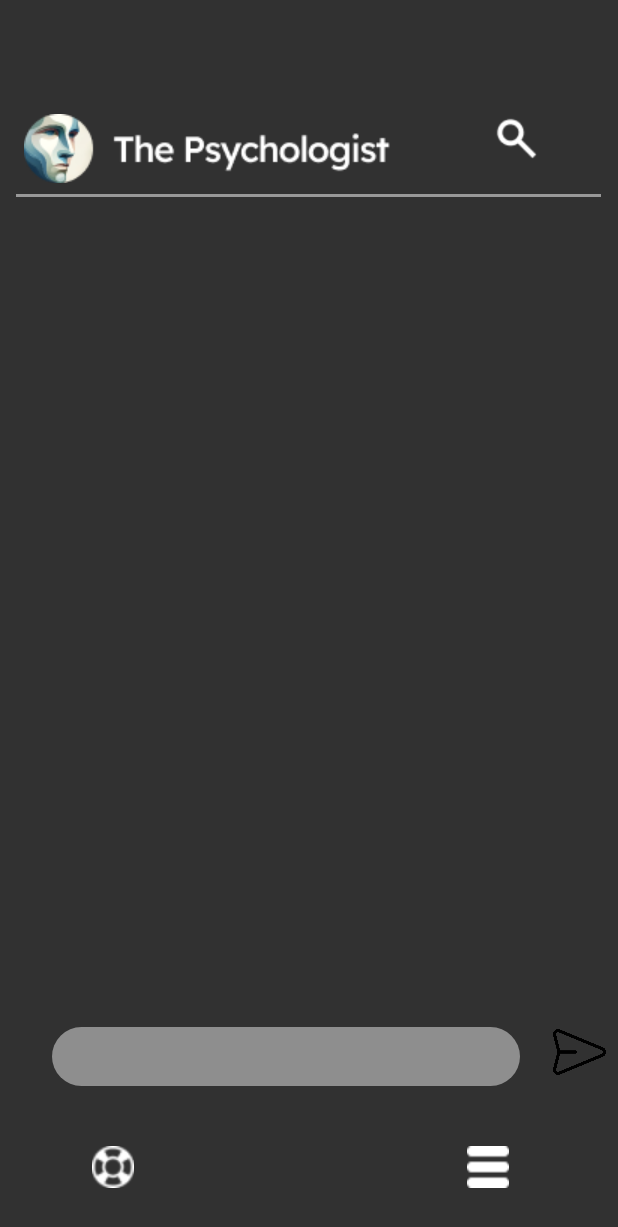
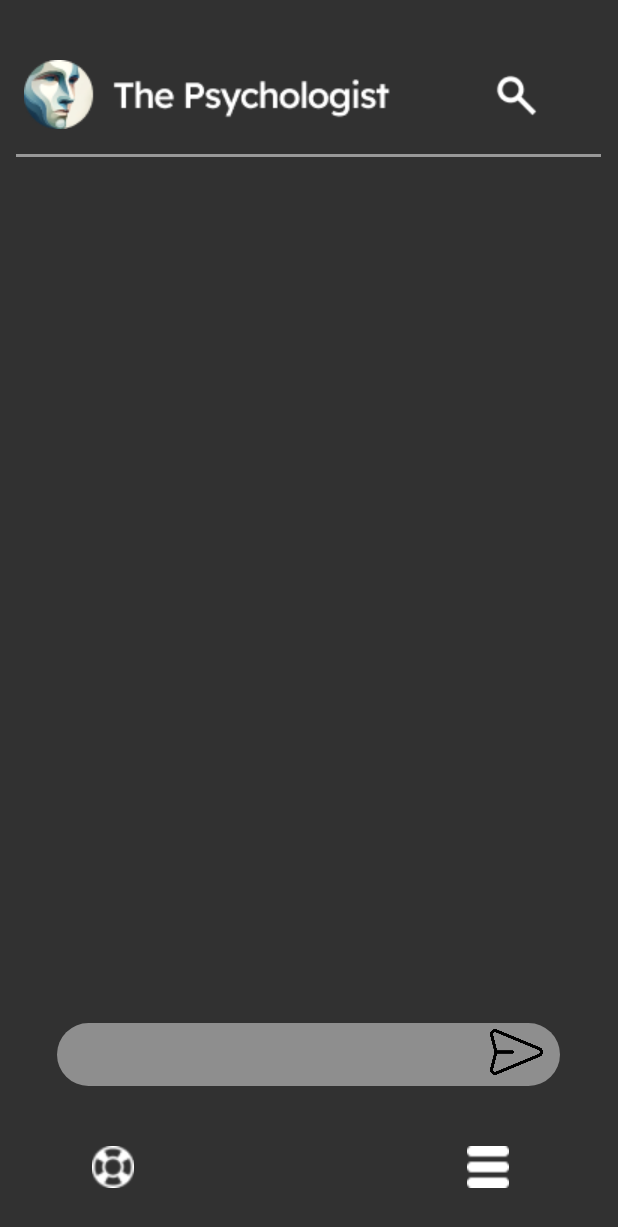
Before and after one commit to FatihUtkuKara/ThePsychologist, an Android app: the MainActivity screen opened directly, with no data from a screen before it, on a phone screen of 412 x 824 dp. Shown: the top 1227 px of the screen. Run offline under Robolectric (Android 15) with nearby library versions, the phone set to English and light mode, and no system bars.

```diff
--- a/app/src/main/java/com/example/thepsychologist/ChatAdapter.kt
+++ b/app/src/main/java/com/example/thepsychologist/ChatAdapter.kt
@@ -5,7 +5,7 @@ import android.view.ViewGroup
 import android.widget.TextView
 import androidx.recyclerview.widget.RecyclerView
 
-class ChatAdapter(private val messages: List<MessageX>) : RecyclerView.Adapter<ChatAdapter.MessageViewHolder>() {
+class ChatAdapter(private val messages: List<MessageContent>) : RecyclerView.Adapter<ChatAdapter.MessageViewHolder>() {
 
     inner class MessageViewHolder(itemView: View) : RecyclerView.ViewHolder(itemView) {
         val messageText: TextView = itemView.findViewById(R.id.messageText)
--- a/app/src/main/java/com/example/thepsychologist/MessageX.kt
+++ b/app/src/main/java/com/example/thepsychologist/MessageX.kt
@@ -1,4 +1,4 @@
 package com.example.thepsychologist
 
-class MessageX(val content: String, val isSentByUser: Boolean) {
+class MessageContent(val content: String, val isSentByUser: Boolean) {
 }
--- a/app/src/main/res/layout/activity_main.xml
+++ b/app/src/main/res/layout/activity_main.xml
@@ -20,8 +20,8 @@
     <androidx.recyclerview.widget.RecyclerView
         android:id="@+id/recyclerView"
         android:layout_width="match_parent"
-        android:layout_height="420dp"
-        android:layout_marginTop="7dp"
+        android:layout_height="470dp"
+        android:layout_marginTop="12dp"
         android:padding="8dp"
         app:layout_constraintEnd_toEndOf="parent"
         app:layout_constraintHorizontal_bias="0.0"
@@ -30,9 +30,8 @@
 
     <EditText
         android:id="@+id/question"
-        android:layout_width="312dp"
-        android:layout_height="39dp"
-        android:layout_marginEnd="30dp"
+        android:layout_width="335dp"
+        android:layout_height="42dp"
         android:layout_marginBottom="100dp"
         android:background="@drawable/rounded_corners"
         android:ems="10"
@@ -57,7 +56,7 @@
         android:id="@+id/searchButton"
         android:layout_width="30dp"
         android:layout_height="30dp"
-        android:layout_marginTop="76dp"
+        android:layout_marginTop="47dp"
         android:layout_marginEnd="54dp"
         android:background="@drawable/search"
         app:layout_constraintEnd_toEndOf="parent"
@@ -67,7 +66,7 @@
         android:id="@+id/imageView3"
         android:layout_width="wrap_content"
         android:layout_height="wrap_content"
-        android:layout_marginTop="23dp"
+        android:layout_marginTop="25dp"
         app:layout_constraintEnd_toEndOf="parent"
         app:layout_constraintHorizontal_bias="0.476"
         app:layout_constraintStart_toStartOf="parent"
@@ -79,7 +78,7 @@
         android:layout_width="wrap_content"
         android:layout_height="wrap_content"
         android:layout_marginStart="16dp"
-        android:layout_marginTop="76dp"
+        android:layout_marginTop="40dp"
         app:layout_constraintStart_toStartOf="parent"
         app:layout_constraintTop_toTopOf="parent"
         app:srcCompat="@drawable/top_name" />
@@ -88,11 +87,9 @@
         android:id="@+id/okButton"
         android:layout_width="35dp"
         android:layout_height="45dp"
-        android:layout_marginStart="22dp"
-        android:layout_marginEnd="8dp"
+        android:layout_marginEnd="50dp"
         android:layout_marginBottom="100dp"
         app:layout_constraintBottom_toBottomOf="parent"
         app:layout_constraintEnd_toEndOf="parent"
-        app:layout_constraintStart_toEndOf="@+id/question"
         app:srcCompat="@drawable/send" />
 </androidx.constraintlayout.widget.ConstraintLayout>
```
Also changed, not shown: app/src/main/AndroidManifest.xml (+7 -2 lines), app/src/main/java/com/example/thepsychologist/HistoryActivity.kt (added, +49 -0 lines), app/src/main/java/com/example/thepsychologist/MainActivity.kt (+25 -22 lines), app/src/main/res/layout/activity_history.xml (added, +19 -0 lines).
